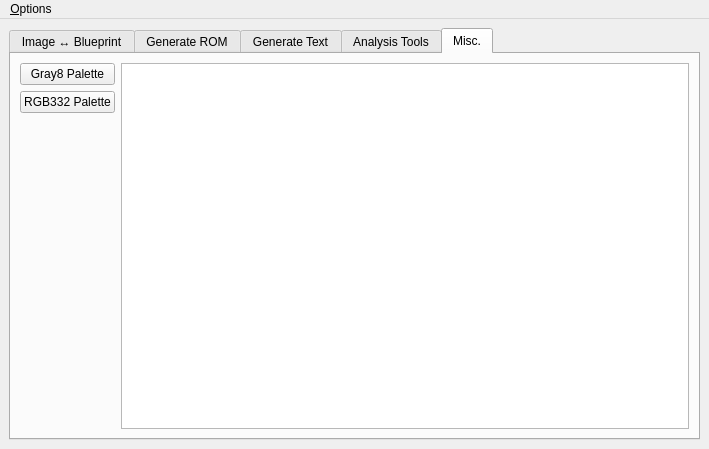
The window that mainwindow.ui (JC3/vcbtool) describes before a commit, drawn with Qt 5.
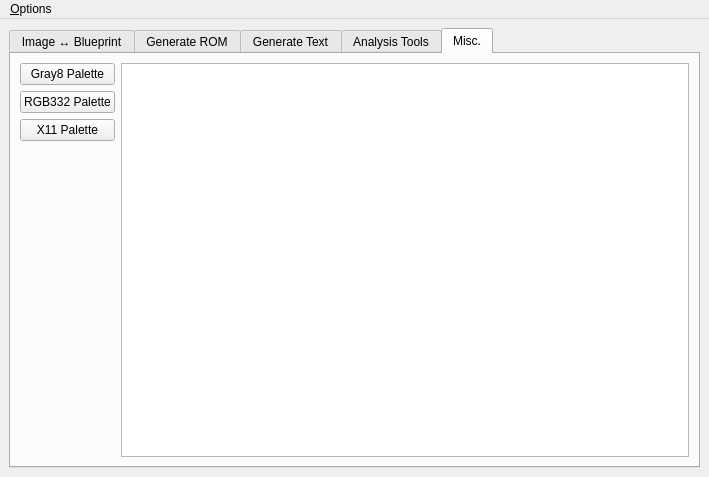
The same window after the commit. The open tabs and pages were chosen to show the change. Custom widgets are drawn as their Qt base class.

Commit message: x11 palette

```diff
--- a/mainwindow.ui
+++ b/mainwindow.ui
@@ -7,7 +7,7 @@
     <x>0</x>
     <y>0</y>
     <width>709</width>
-    <height>449</height>
+    <height>477</height>
    </rect>
   </property>
   <property name="windowTitle">
@@ -874,6 +874,13 @@
             </property>
            </widget>
           </item>
+          <item>
+           <widget class="QPushButton" name="btnMiscX11">
+            <property name="text">
+             <string>X11 Palette</string>
+            </property>
+           </widget>
+          </item>
           <item>
            <spacer name="verticalSpacer_6">
             <property name="orientation">
```
Left out of the diff: 2 changed lines with no effect on the pictures. The commit also changes 2 other files.
